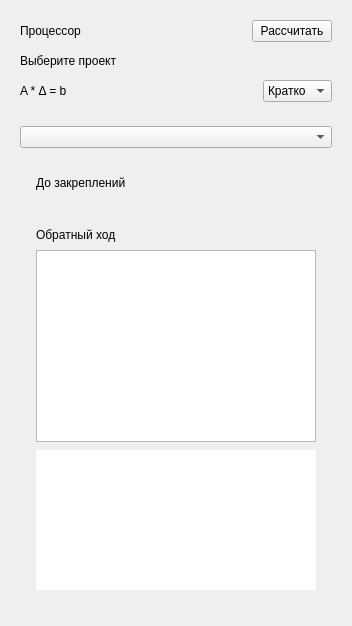
Qt form src/sapr/resources/forms/processor.ui (usatopolosato/sapr-bar) before a commit.
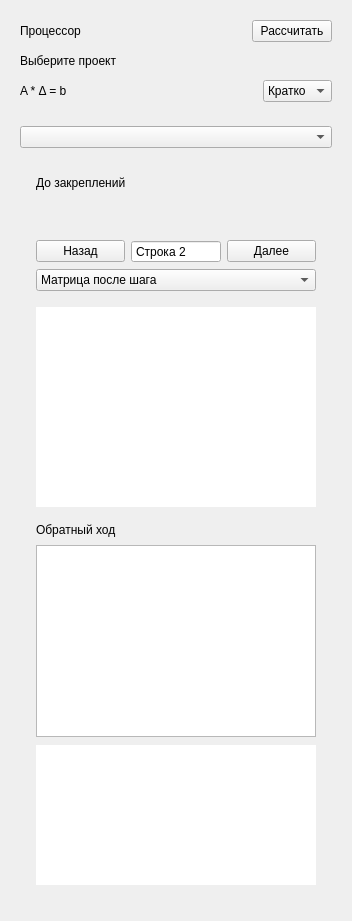
The same form after that commit. The open tabs and pages were chosen to show the change.

Commit message: feat(processor): show forward elimination step by step

```diff
--- a/src/sapr/resources/forms/processor.ui
+++ b/src/sapr/resources/forms/processor.ui
@@ -60,10 +60,23 @@
         <property name="leftMargin"><number>16</number></property><property name="topMargin"><number>16</number></property><property name="rightMargin"><number>16</number></property><property name="bottomMargin"><number>16</number></property>
         <item><widget class="QLabel" name="stepTitleLabel"><property name="text"><string>До закреплений</string></property><property name="role" stdset="0"><string>cardTitle</string></property></widget></item>
         <item><widget class="QLabel" name="stepDescriptionLabel"><property name="text"><string/></property><property name="wordWrap"><bool>true</bool></property><property name="role" stdset="0"><string>muted</string></property></widget></item>
+        <item><widget class="QTabBar" name="sweepBar"/></item>
         <item><widget class="QStackedWidget" name="stepsStack">
          <widget class="QWidget" name="matrixPage"><layout class="QVBoxLayout" name="matrixLayout">
           <property name="spacing"><number>16</number></property>
           <property name="leftMargin"><number>0</number></property><property name="topMargin"><number>0</number></property><property name="rightMargin"><number>0</number></property><property name="bottomMargin"><number>0</number></property>
+          <item><widget class="QWidget" name="forwardControls"><layout class="QGridLayout" name="forwardControlsLayout">
+           <property name="leftMargin"><number>0</number></property><property name="topMargin"><number>0</number></property><property name="rightMargin"><number>0</number></property><property name="bottomMargin"><number>0</number></property>
+           <item row="0" column="0"><widget class="QPushButton" name="previousForwardButton"><property name="text"><string>Назад</string></property></widget></item>
+           <item row="0" column="1"><widget class="QSpinBox" name="forwardRowSpin"><property name="minimum"><number>2</number></property><property name="maximum"><number>10001</number></property><property name="prefix"><string>Строка </string></property><property name="buttonSymbols"><enum>QAbstractSpinBox::NoButtons</enum></property></widget></item>
+           <item row="0" column="2"><widget class="QPushButton" name="nextForwardButton"><property name="text"><string>Далее</string></property></widget></item>
+           <item row="1" column="0" colspan="3"><widget class="QComboBox" name="forwardStateCombo"><item><property name="text"><string>Матрица до шага</string></property></item><item><property name="text"><string>Матрица после шага</string></property></item><property name="currentIndex"><number>1</number></property></widget></item>
+          </layout></widget></item>
+          <item><widget class="QTextBrowser" name="forwardDetails">
+           <property name="minimumSize"><size><width>0</width><height>200</height></size></property>
+           <property name="maximumSize"><size><width>16777215</width><height>285</height></size></property>
+           <property name="readOnly"><bool>true</bool></property><property name="frameShape"><enum>QFrame::NoFrame</enum></property><property name="tabChangesFocus"><bool>true</bool></property>
+          </widget></item>
           <item><widget class="QWidget" name="backSubstitutionPanel"><layout class="QVBoxLayout" name="backSubstitutionLayout">
            <property name="spacing"><number>8</number></property>
            <property name="leftMargin"><number>0</number></property><property name="topMargin"><number>0</number></property><property name="rightMargin"><number>0</number></property><property name="bottomMargin"><number>0</number></property>
```
Left out of the diff: 2 changed lines with no effect on the pictures. The commit also changes 7 other files.
